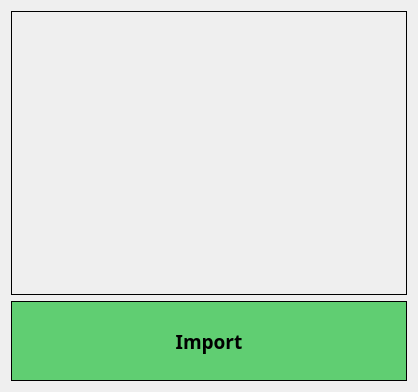
First picture: the form in TimeKeeping/datImporter/dialogImporter.ui, repository Maze711/systemPayroll, before the edit.
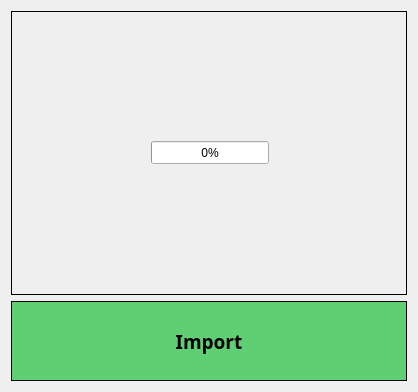
Second picture: the form after the edit.

Commit message: Import Data Processing

Diff of the .ui file:
```diff
--- a/TimeKeeping/datImporter/dialogImporter.ui
+++ b/TimeKeeping/datImporter/dialogImporter.ui
@@ -56,6 +56,19 @@
      <property name="frameShadow">
       <enum>QFrame::Raised</enum>
      </property>
+     <widget class="QProgressBar" name="progressBar">
+      <property name="geometry">
+       <rect>
+        <x>140</x>
+        <y>130</y>
+        <width>118</width>
+        <height>23</height>
+       </rect>
+      </property>
+      <property name="value">
+       <number>0</number>
+      </property>
+     </widget>
     </widget>
    </item>
   </layout>
```
The commit also changes 2 other files.
